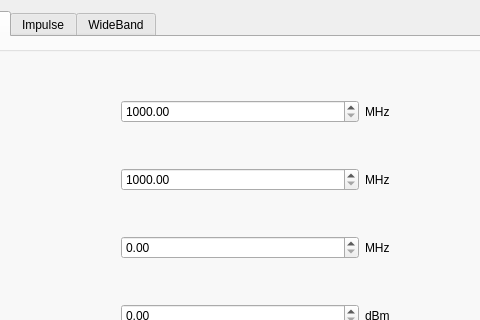
Above: devices/exciter/exciter.ui from enigmafarsco-lang/iiS before the change; both pictures show x 157 to 637 and y 0 to 320 of the 794 by 548 pixel window. Below: the same form after it.
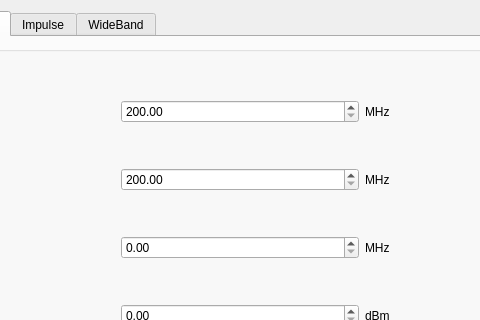
That is the form after the change. The open tabs and pages were chosen to show the change.

Diff of the .ui file:
```diff
--- a/devices/exciter/exciter.ui
+++ b/devices/exciter/exciter.ui
@@ -416,7 +416,7 @@
           <item row="0" column="1">
            <widget class="QDoubleSpinBox" name="spnSweepStartFrq">
             <property name="minimum">
-             <double>1000.000000000000000</double>
+             <double>200.000000000000000</double>
             </property>
             <property name="maximum">
              <double>12000.000000000000000</double>
@@ -433,7 +433,7 @@
           <item row="1" column="1">
            <widget class="QDoubleSpinBox" name="spnSweepStopFrq">
             <property name="minimum">
-             <double>1000.000000000000000</double>
+             <double>200.000000000000000</double>
             </property>
             <property name="maximum">
              <double>12000.000000000000000</double>
```
Left out of the diff: 6 changed lines with no effect on the pictures.
